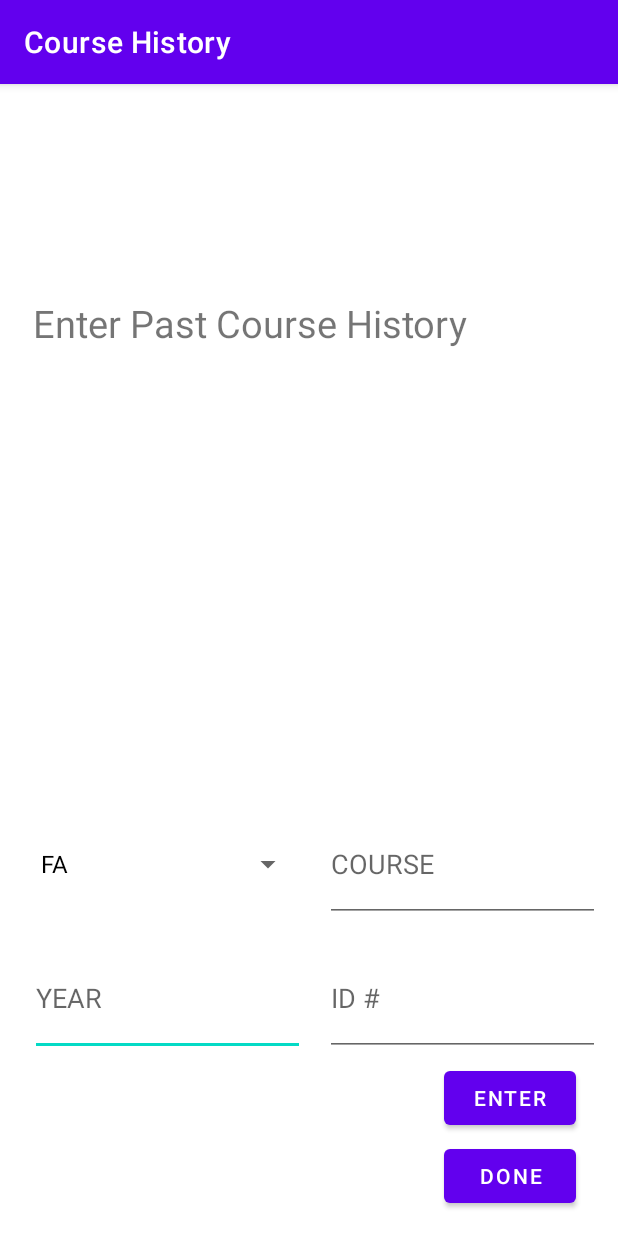
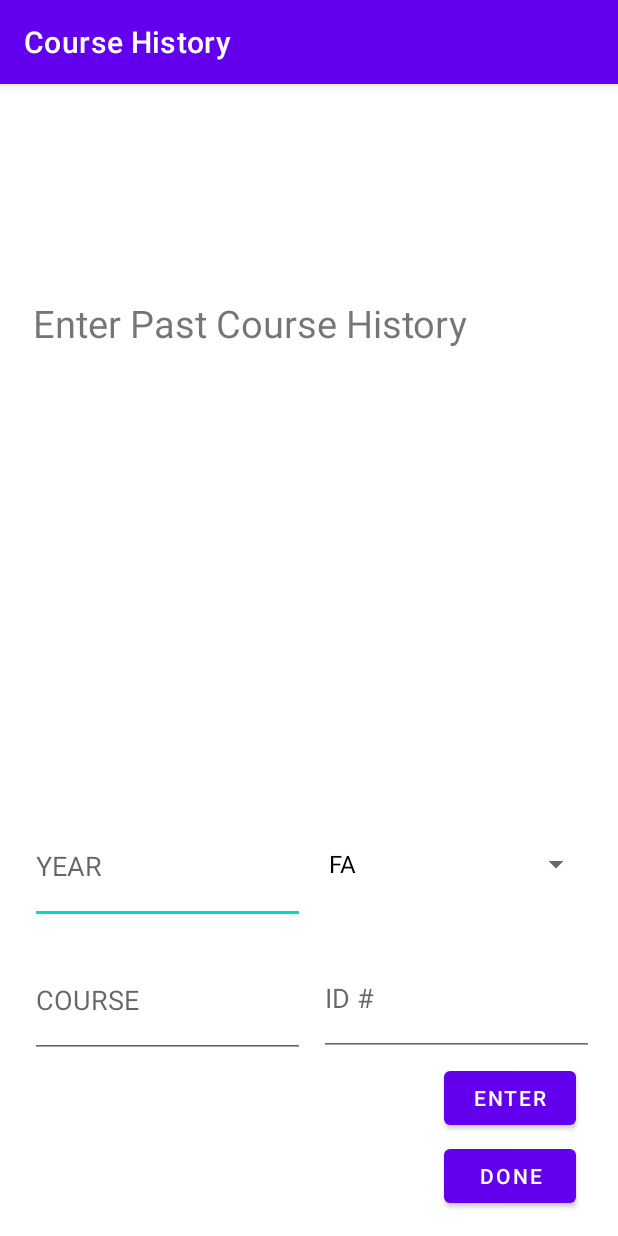
Before and after one commit to aybanerj/Birds-of-a-Feather, an Android app: the CourseHistoryActivity screen opened directly, with no data from a screen before it, on a phone screen of 412 x 824 dp. Run offline under Robolectric (Android 15) with nearby library versions, the phone set to English and light mode, and no system bars; our stand-ins replace Room's generated code; 2 statements that could not run were skipped.

Commit message:
fixed up some UI and added checks for empty inputs

```diff
--- a/app/src/main/java/com/benlau/bofteam1/CourseHistoryActivity.java
+++ b/app/src/main/java/com/benlau/bofteam1/CourseHistoryActivity.java
@@ -37,7 +37,7 @@ public class CourseHistoryActivity extends AppCompatActivity implements OnEditCl
     @Override
     protected void onCreate(Bundle savedInstanceState) {
         super.onCreate(savedInstanceState);
-        setContentView(R.layout.activity_user_class);
+        setContentView(R.layout.activity_course_history);
         setTitle("Course History");
         db = AppDatabase.getDatabase(getApplicationContext());
         List<Course> courses = db.coursesDao().getCoursesForPerson(0);//the first person
@@ -65,6 +65,7 @@ public class CourseHistoryActivity extends AppCompatActivity implements OnEditCl
         //need to also generate newPersonId that changes.
         // int newPersonId = db.coursesDao().maxId() +1; only put in the person in the db once all courses are added
         //when add course, put that course in the current person's list, keep updating person. Only change perosn id at the end when adding the person to db
+
 
         int newCourseId = db.coursesDao().maxId() + 1;
         Spinner quarterSchool = (Spinner) findViewById(R.id.quarter);
@@ -134,9 +135,17 @@ public class CourseHistoryActivity extends AppCompatActivity implements OnEditCl
     }
 
     public void onDoneClicked(View view) {
-        Context context = view.getContext();
-        Intent intent = new Intent(this, HomeScreen.class);
-        context.startActivity(intent);
+
+        //Checks course history to ensure it is not empty
+        if (db.coursesDao().count() <= 0) {
+            Utilities.showAlert(this,"Please Input Courses");
+        }
+        else {
+            Context context = view.getContext();
+            Intent intent = new Intent(this, HomeScreen.class);
+            context.startActivity(intent);
+        }
+
     }
 
     public void goBack(View view) {
--- a/app/src/main/res/layout/activity_user_class.xml
+++ b/app/src/main/res/layout/activity_course_history.xml
@@ -17,45 +17,43 @@
         app:layout_constraintBottom_toBottomOf="parent"
         app:layout_constraintEnd_toEndOf="parent" />
 
+    <!-- this Button is for OnAddCourseClicked -->
+
     <Spinner
         android:id="@+id/quarter"
         android:layout_width="183dp"
         android:layout_height="77dp"
+        android:layout_marginStart="188dp"
         android:layout_marginBottom="12dp"
         android:contentDescription="@string/quarter"
         android:spinnerMode="dropdown"
-        app:layout_constraintBottom_toTopOf="@+id/year"
-        app:layout_constraintEnd_toStartOf="@+id/course"
-        app:layout_constraintHorizontal_bias="0.575"
-        app:layout_constraintStart_toStartOf="parent" />
+        app:layout_constraintBottom_toTopOf="@+id/courseID"
+        app:layout_constraintStart_toStartOf="@+id/my_courses" />
 
     <EditText
         android:id="@+id/year"
         android:layout_width="183dp"
         android:layout_height="77dp"
         android:layout_marginStart="20dp"
-        android:layout_marginBottom="4dp"
+        android:layout_marginBottom="208dp"
         android:ems="10"
         android:hint="@string/year"
         android:inputType="number"
-        app:layout_constraintBottom_toTopOf="@+id/enterClass"
-        app:layout_constraintEnd_toStartOf="@+id/courseID"
-        app:layout_constraintHorizontal_bias="0.0"
+        app:layout_constraintBottom_toBottomOf="parent"
         app:layout_constraintStart_toStartOf="parent" />
 
     <EditText
         android:id="@+id/course"
         android:layout_width="183dp"
         android:layout_height="77dp"
-        android:layout_marginEnd="12dp"
-        android:layout_marginBottom="12dp"
+        android:layout_marginStart="20dp"
+        android:layout_marginTop="12dp"
         android:ems="10"
         android:hint="@string/course"
         android:inputType="textPersonName"
-        app:layout_constraintBottom_toTopOf="@+id/courseID"
-        app:layout_constraintEnd_toEndOf="parent" />
+        app:layout_constraintStart_toStartOf="parent"
+        app:layout_constraintTop_toBottomOf="@+id/year" />
 
-    <!-- this Button is for OnAddCourseClicked -->
     <Button
         android:id="@+id/enterClass"
         android:layout_width="wrap_content"
@@ -77,7 +75,9 @@
         android:hint="@string/id"
         android:inputType="textPersonName"
         app:layout_constraintBottom_toTopOf="@+id/enterClass"
-        app:layout_constraintEnd_toEndOf="parent" />
+        app:layout_constraintEnd_toEndOf="parent"
+        app:layout_constraintHorizontal_bias="0.979"
+        app:layout_constraintStart_toStartOf="@+id/my_courses" />
 
     <Button
         android:id="@+id/DoneClass"
--- a/app/src/main/res/layout/student_row.xml
+++ b/app/src/main/res/layout/student_row.xml
@@ -33,7 +33,7 @@
             android:layout_marginStart="16dp"
             android:height="32sp"
             android:lineHeight="32sp"
-            android:text="@string/classmates"
+            android:text="@string/emptyString"
             android:textSize="24sp"
             android:textStyle="bold"
             app:layout_constraintBottom_toBottomOf="parent"
@@ -49,7 +49,7 @@
             android:layout_width="wrap_content"
             android:layout_height="wrap_content"
             android:layout_marginStart="76dp"
-            android:text="@string/common"
+            android:text="@string/emptyString"
             app:layout_constraintBottom_toBottomOf="parent"
             app:layout_constraintEnd_toEndOf="parent"
             app:layout_constraintHorizontal_bias="1.0"
--- a/app/src/main/res/values/strings.xml
+++ b/app/src/main/res/values/strings.xml
@@ -22,6 +22,7 @@
 
     <string name="classmates">Classmates</string>
     <string name="common"># Common</string>
+    <string name="start">Start</string>
 
 
     <string name="textView">TextView</string>
```
Also changed, not shown: app/src/main/java/com/benlau/bofteam1/FakedMessageListenerActivity.java (+7 -2 lines), app/src/main/res/layout/activity_home_screen.xml (+32 -4 lines).
